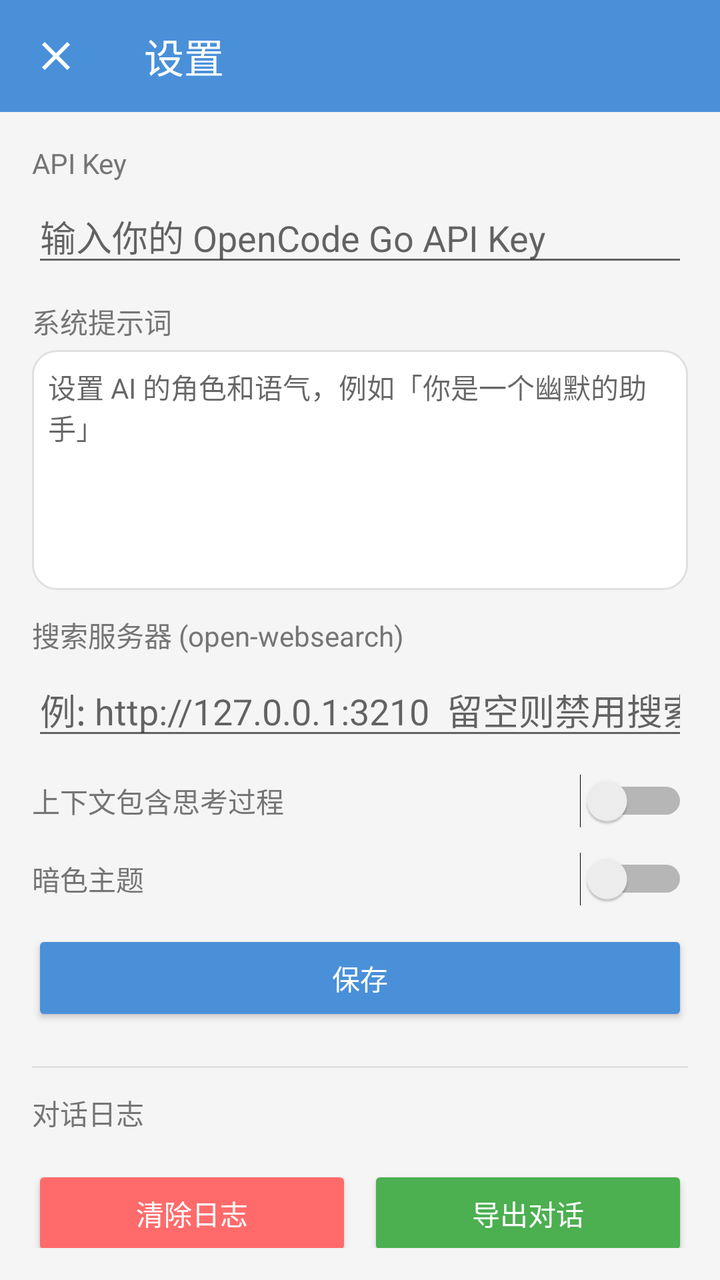
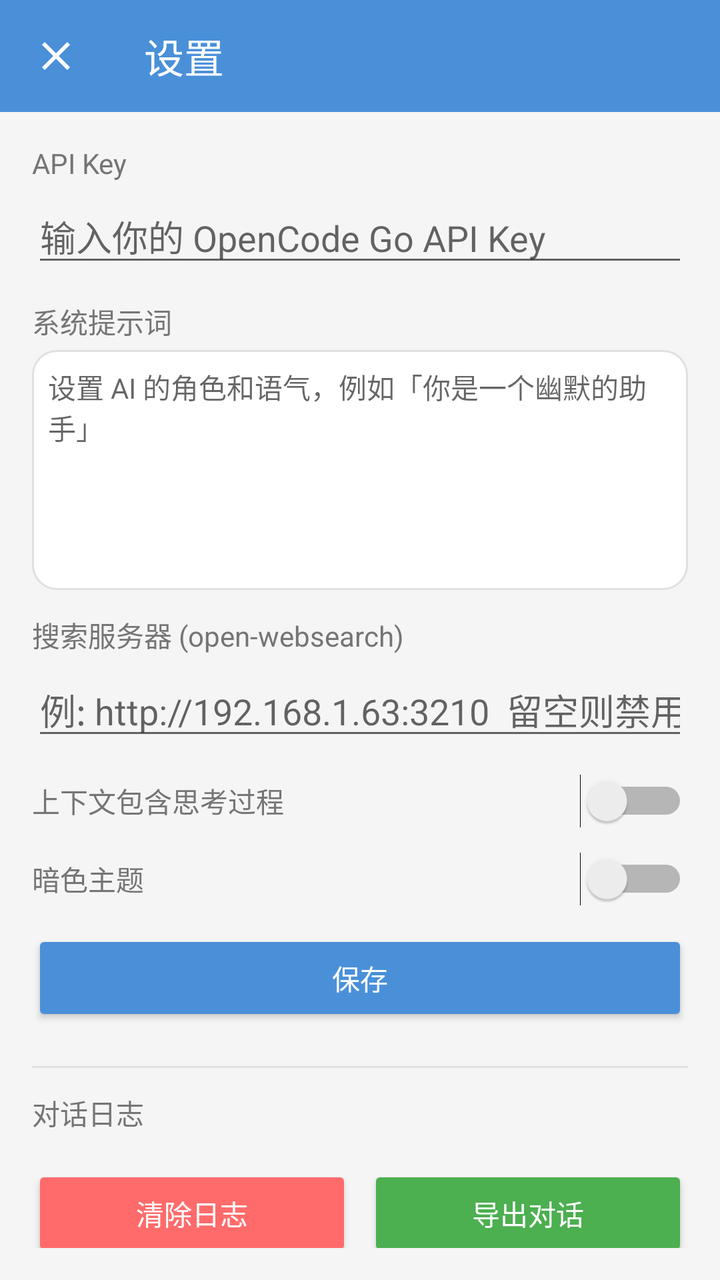

An Android layout rendered at two revisions. The XML below is the earlier revision; the diff shows what the commit changed to produce the second picture.
<!-- AndroidManifest.xml: application theme Theme.SimpleAI -->
<!-- res/layout/activity_settings.xml -->
<?xml version="1.0" encoding="utf-8"?>
<LinearLayout xmlns:android="http://schemas.android.com/apk/res/android"
    xmlns:app="http://schemas.android.com/apk/res-auto"
    android:layout_width="match_parent"
    android:layout_height="match_parent"
    android:orientation="vertical">

    <androidx.appcompat.widget.Toolbar
        android:id="@+id/toolbar"
        android:layout_width="match_parent"
        android:layout_height="?attr/actionBarSize"
        android:background="@color/primary"
        app:theme="@style/ToolbarTheme"
        app:title="设置"
        app:titleTextColor="@android:color/white"
        app:navigationIcon="@drawable/ic_close" />

    <LinearLayout
        android:layout_width="match_parent"
        android:layout_height="match_parent"
        android:orientation="vertical"
        android:padding="16dp">

    <TextView
        android:layout_width="wrap_content"
        android:layout_height="wrap_content"
        android:text="API Key"
        android:textSize="14sp"
        android:textColor="@color/text_secondary" />

    <EditText
        android:id="@+id/edit_api_key"
        android:layout_width="match_parent"
        android:layout_height="wrap_content"
        android:layout_marginTop="4dp"
        android:hint="输入你的 OpenCode Go API Key"
        android:inputType="textPassword"
        android:singleLine="true" />

    <TextView
        android:layout_width="wrap_content"
        android:layout_height="wrap_content"
        android:layout_marginTop="12dp"
        android:text="系统提示词"
        android:textSize="14sp"
        android:textColor="@color/text_secondary" />

    <EditText
        android:id="@+id/edit_system_prompt"
        android:layout_width="match_parent"
        android:layout_height="120dp"
        android:layout_marginTop="4dp"
        android:gravity="top"
        android:hint="设置 AI 的角色和语气，例如「你是一个幽默的助手」"
        android:inputType="textMultiLine"
        android:background="@drawable/bg_ai_message"
        android:padding="8dp"
        android:textColor="@color/text_primary"
        android:textSize="14sp" />

    <TextView
        android:layout_width="wrap_content"
        android:layout_height="wrap_content"
        android:layout_marginTop="12dp"
        android:text="搜索服务器 (open-websearch)"
        android:textSize="14sp"
        android:textColor="@color/text_secondary" />

    <EditText
        android:id="@+id/edit_search_server"
        android:layout_width="match_parent"
        android:layout_height="wrap_content"
        android:layout_marginTop="4dp"
        android:hint="例: http://127.0.0.1:3210  留空则禁用搜索"
        android:inputType="textUri"
        android:singleLine="true" />

    <LinearLayout
        android:layout_width="match_parent"
        android:layout_height="wrap_content"
        android:layout_marginTop="12dp"
        android:gravity="center_vertical"
        android:orientation="horizontal">

        <TextView
            android:layout_width="0dp"
            android:layout_height="wrap_content"
            android:layout_weight="1"
            android:text="上下文包含思考过程"
            android:textColor="@color/text_secondary"
            android:textSize="14sp" />

        <Switch
            android:id="@+id/switch_include_thinking"
            android:layout_width="wrap_content"
            android:layout_height="wrap_content" />
    </LinearLayout>

    <LinearLayout
        android:layout_width="match_parent"
        android:layout_height="wrap_content"
        android:layout_marginTop="12dp"
        android:gravity="center_vertical"
        android:orientation="horizontal">

        <TextView
            android:layout_width="0dp"
            android:layout_height="wrap_content"
            android:layout_weight="1"
            android:text="暗色主题"
            android:textColor="@color/text_secondary"
            android:textSize="14sp" />

        <Switch
            android:id="@+id/switch_dark"
            android:layout_width="wrap_content"
            android:layout_height="wrap_content" />
    </LinearLayout>

    <Button
        android:id="@+id/btn_save"
        android:layout_width="match_parent"
        android:layout_height="wrap_content"
        android:layout_marginTop="12dp"
        android:backgroundTint="@color/primary"
        android:text="保存"
        android:textColor="@android:color/white" />

    <View
        android:layout_width="match_parent"
        android:layout_height="1dp"
        android:layout_marginTop="20dp"
        android:background="@color/divider" />

    <TextView
        android:layout_width="wrap_content"
        android:layout_height="wrap_content"
        android:layout_marginTop="12dp"
        android:text="对话日志"
        android:textSize="14sp"
        android:textColor="@color/text_secondary" />

    <ScrollView
        android:layout_width="match_parent"
        android:layout_height="0dp"
        android:layout_weight="1"
        android:layout_marginTop="8dp"
        android:background="@drawable/bg_ai_message"
        android:padding="8dp">

        <TextView
            android:id="@+id/text_log"
            android:layout_width="match_parent"
            android:layout_height="wrap_content"
            android:fontFamily="monospace"
            android:textColor="@color/text_primary"
            android:textSize="12sp" />
    </ScrollView>

    <LinearLayout
        android:layout_width="match_parent"
        android:layout_height="wrap_content"
        android:layout_marginTop="8dp"
        android:orientation="horizontal">

        <Button
            android:id="@+id/btn_clear_log"
            android:layout_width="0dp"
            android:layout_height="wrap_content"
            android:layout_weight="1"
            android:backgroundTint="#FF6B6B"
            android:text="清除日志"
            android:textColor="@android:color/white" />

        <Button
            android:id="@+id/btn_export"
            android:layout_width="0dp"
            android:layout_height="wrap_content"
            android:layout_weight="1"
            android:layout_marginStart="8dp"
            android:backgroundTint="#4CAF50"
            android:text="导出对话"
            android:textColor="@android:color/white" />
    </LinearLayout>

    <Button
        android:id="@+id/btn_clear_all"
        android:layout_width="match_parent"
        android:layout_height="wrap_content"
        android:layout_marginTop="8dp"
        android:backgroundTint="#FF4444"
        android:text="清除所有会话"
        android:textColor="@android:color/white" />

    </LinearLayout>

</LinearLayout>
<!-- resources referenced by this layout -->
<resources>
  <color name="divider">#E0E0E0</color>
  <color name="primary">#4A90D9</color>
  <color name="text_primary">#212121</color>
  <color name="text_secondary">#757575</color>
  <!-- drawable bg_ai_message (drawable) -->
  <?xml version="1.0" encoding="utf-8"?>
  <shape xmlns:android="http://schemas.android.com/apk/res/android"
      android:shape="rectangle">
      <corners android:radius="12dp" />
      <solid android:color="@color/bg_ai_msg" />
      <stroke
          android:width="1dp"
          android:color="@color/divider" />
  </shape>
  <!-- drawable ic_close (drawable) -->
  <?xml version="1.0" encoding="utf-8"?>
  <vector xmlns:android="http://schemas.android.com/apk/res/android"
      android:width="24dp"
      android:height="24dp"
      android:viewportWidth="24"
      android:viewportHeight="24">
      <path
          android:fillColor="#FFFFFF"
          android:pathData="M19,6.41L17.59,5 12,10.59 6.41,5 5,6.41 10.59,12 5,17.59 6.41,19 12,13.41 17.59,19 19,17.59 13.41,12z" />
  </vector>
  <style name="ToolbarTheme" parent="ThemeOverlay.AppCompat.Dark.ActionBar">
          <item name="android:background">@color/primary</item>
      </style>
  <style name="Theme.SimpleAI" parent="Theme.AppCompat.DayNight.NoActionBar">
          <item name="colorPrimary">@color/primary</item>
          <item name="colorPrimaryDark">@color/primary_dark</item>
          <item name="colorAccent">@color/accent</item>
          <item name="android:windowBackground">@color/bg_chat</item>
      </style>
  <color name="bg_ai_msg">#FFFFFF</color>
  <color name="primary_dark">#3A7BC8</color>
  <color name="accent">#FF6B6B</color>
  <color name="bg_chat">#F5F5F5</color>
</resources>

<!-- the commit's change to res/layout/activity_settings.xml (unified diff, before → after) -->
@@ -34,7 +34,7 @@
         android:layout_height="wrap_content"
         android:layout_marginTop="4dp"
         android:hint="输入你的 OpenCode Go API Key"
-        android:inputType="textPassword"
+        android:inputType="text"
         android:singleLine="true" />
 
     <TextView
@@ -66,12 +66,13 @@
         android:textSize="14sp"
         android:textColor="@color/text_secondary" />
 
-    <EditText
+    <AutoCompleteTextView
         android:id="@+id/edit_search_server"
         android:layout_width="match_parent"
         android:layout_height="wrap_content"
         android:layout_marginTop="4dp"
-        android:hint="例: http://127.0.0.1:3210  留空则禁用搜索"
+        android:completionThreshold="1"
+        android:hint="例: http://192.168.1.63:3210  留空则禁用搜索"
         android:inputType="textUri"
         android:singleLine="true" />
 
